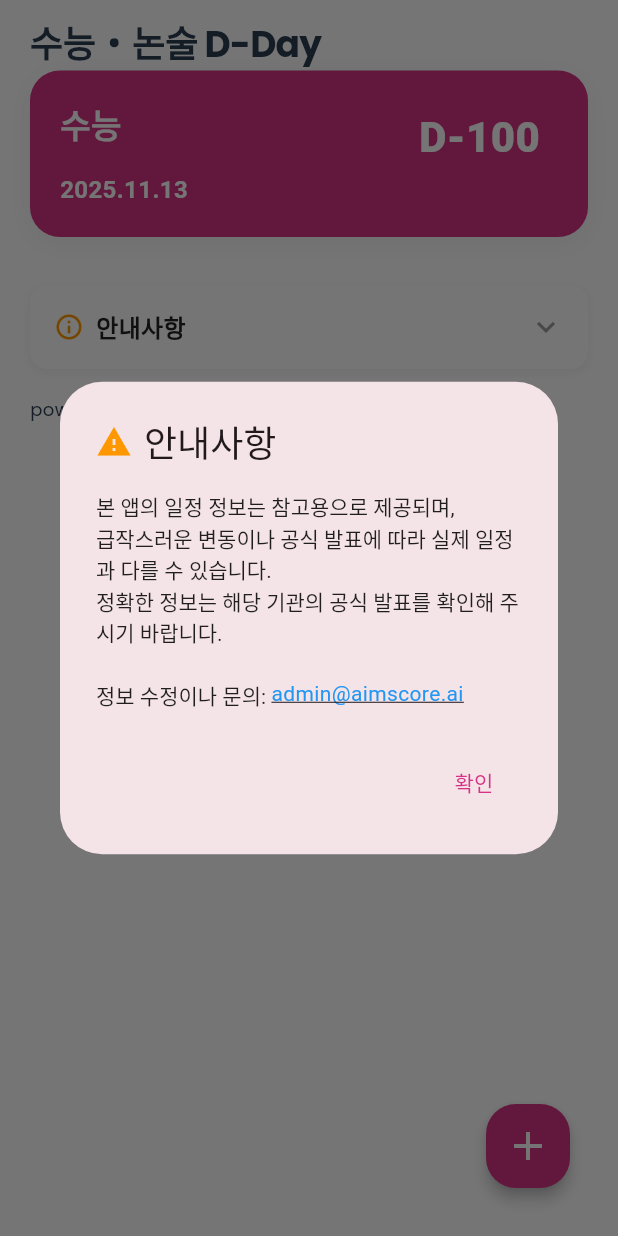
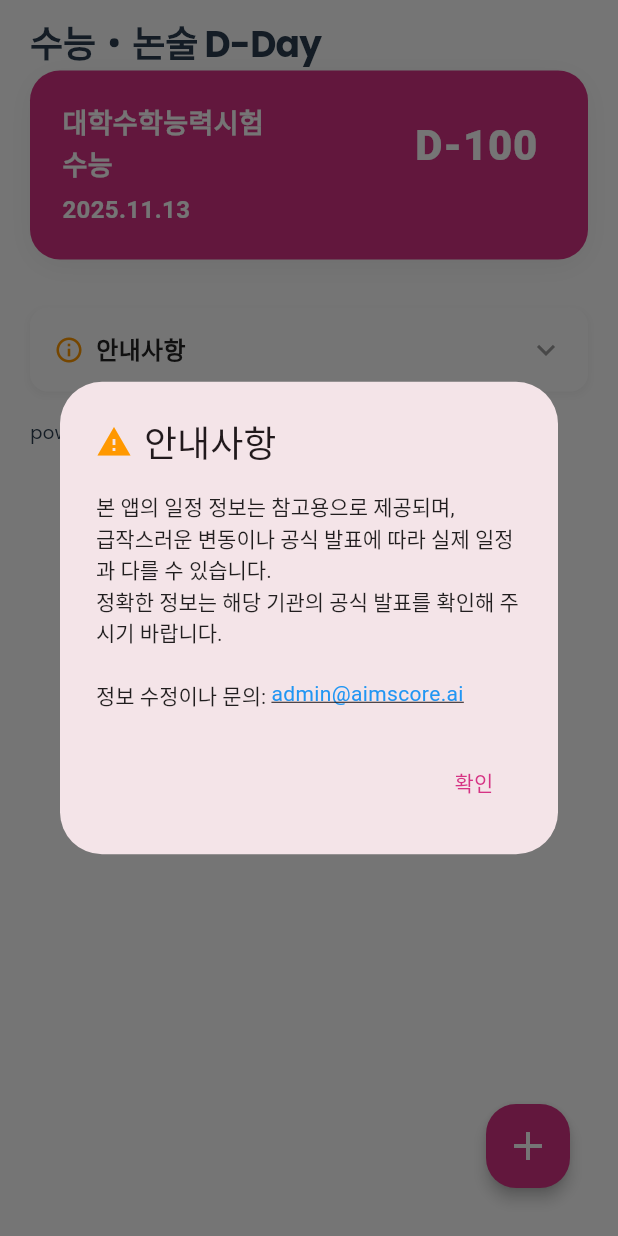
Before and after one commit to JayShin00/aim-nonsul, a Flutter app: the screen it shows after launch, on a phone screen of 412 x 824 dp. Run offline on Flutter 3.47's test engine with Material 3 defaults, Android fonts, the phone set to English and light mode, and no system bars; our stand-ins replace cloud_firestore, firebase_core, google_fonts, shared_preferences; missing offline and left inert: home_widget; accounts and stored records are empty.

Commit message:
feat: 수능도 다른 일정과 같게 취급

```diff
--- a/lib/screens/home_screen.dart
+++ b/lib/screens/home_screen.dart
@@ -2,7 +2,6 @@ import 'package:flutter/material.dart';
 import 'package:aim_nonsul/models/exam_schedule.dart';
 import 'package:aim_nonsul/screens/add_exam_screen.dart';
 import 'package:aim_nonsul/services/local_schedule_service.dart';
-import 'package:aim_nonsul/services/widget_service.dart';
 import 'package:aim_nonsul/theme/app_theme.dart';
 import 'package:aim_nonsul/utils/conflict_util.dart';
 import 'package:google_fonts/google_fonts.dart';
@@ -113,34 +112,8 @@ class _HomeScreenState extends State<HomeScreen> {
   }
 
   Future<void> loadSelected() async {
-    final list = await _localService.loadSelectedSchedules();
-
-    // 고정 수능 일정 생성
-    final suneungExam = ExamSchedule(
-      id: -1, // 고정 아이템을 위한 특별한 ID
-      university: '대학수학능력시험',
-      department: '수능',
-      category: '수능',
-      examDateTime: DateTime(2025, 11, 13),
-      isPrimary: false,
-    );
-
-    // 수능을 맨 앞에 추가
-    final allSchedules = [suneungExam, ...list];
-
-    allSchedules.sort((a, b) {
-      // 수능은 항상 맨 앞에
-      if (a.id == -1) return -1;
-      if (b.id == -1) return 1;
-
-      int dateComparison = a.examDateTime.compareTo(b.examDateTime);
-      if (dateComparison != 0) return dateComparison;
-
-      int universityComparison = a.university.compareTo(b.university);
-      if (universityComparison != 0) return universityComparison;
-
-      return a.category.compareTo(b.category);
-    });
+    final allSchedules =
+        await _localService.loadSelectedSchedules(); // 수능 포함된 전체 스케줄
 
     final conflicts = getConflictingSchedulesInList(allSchedules);
     setState(() {
@@ -148,11 +121,12 @@ class _HomeScreenState extends State<HomeScreen> {
       conflictingSchedules = conflicts;
     });
 
-    await WidgetService.updateWidget(list); // 위젯 업데이트는 원래 리스트만 사용
+    // 위젯 업데이트 (수능 포함된 전체 스케줄로)
+    await _localService.updateWidgets(allSchedules);
   }
 
-  Future<void> removeSelectedSchedule(int index) async {
-    await _localService.removeSelectedSchedule(index);
+  Future<void> removeSelectedSchedule(int id) async {
+    await _localService.removeSelectedSchedule(id);
     loadSelected();
   }
 
@@ -331,7 +305,9 @@ class _HomeScreenState extends State<HomeScreen> {
   Widget _buildScheduleList() {
     return ListView.builder(
       padding: const EdgeInsets.only(top: 0, left: 20, right: 20, bottom: 20),
-      itemCount: selectedSchedules.length + 2, // +2 for notice accordion and powered by
+      itemCount:
+          selectedSchedules.length +
+          2, // +2 for notice accordion and powered by
       itemBuilder: (context, index) {
         // 마지막에서 두 번째 아이템은 안내사항 아코디언
         if (index == selectedSchedules.length) {
@@ -363,79 +339,20 @@ class _HomeScreenState extends State<HomeScreen> {
         final item = selectedSchedules[index];
         final dDay = calculateDDay(item.examDateTime);
         final dDayColor = getDDayColor(dDay);
-        final isFixedSuneung = item.id == -1; // 고정 수능인지 확인
-
-        // 고정 수능의 경우 Dismissible 없이 일반 Container로 반환
-        if (isFixedSuneung) {
-          return Container(
-            margin: const EdgeInsets.only(bottom: 16),
-            decoration: BoxDecoration(
-              color: AppTheme.primaryColor,
-              borderRadius: BorderRadius.circular(20),
-              boxShadow: AppTheme.cardShadow,
-            ),
-            child: Padding(
-              padding: const EdgeInsets.all(20),
-              child: Column(
-                crossAxisAlignment: CrossAxisAlignment.start,
-                children: [
-                  Row(
-                    crossAxisAlignment: CrossAxisAlignment.start,
-                    children: [
-                      // 학과 정보
-                      Expanded(
-                        child: Text(
-                          item.department,
-                          style: AppTheme.headingSmall.copyWith(
-                            fontSize: 22,
-                            color: Colors.white,
-                          ),
-                        ),
-                      ),
-                      // D-Day
-                      Container(
-                        padding: const EdgeInsets.symmetric(
-                          horizontal: 12,
-                          vertical: 4,
-                        ),
-                        child: Text(
-                          dDay,
-                          style: const TextStyle(
-                            color: Colors.white,
-                            fontWeight: FontWeight.w900,
-                            fontSize: 28,
-                          ),
-                        ),
-                      ),
-                    ],
-                  ),
-
-                  // const SizedBox(height: 6),
-
-                  /// 시험일자
-                  Row(
-                    children: [
-                      Text(
-                        formatDate(item.examDateTime),
-                        style: const TextStyle(
-                          fontSize: 16,
-                          fontWeight: FontWeight.w600,
-                          color: Colors.white,
-                        ),
-                      ),
-                    ],
-                  ),
-                ],
-              ),
-            ),
-          );
-        }
+        final isSuneung = item.id == -1; // 수능인지 확인
 
         return Dismissible(
           key: Key(item.id.toString()),
           direction: DismissDirection.horizontal,
           confirmDismiss: (direction) async {
             if (direction == DismissDirection.endToStart) {
+              if (isSuneung) {
+                // 수능은 삭제 불가
+                ScaffoldMessenger.of(context).showSnackBar(
+                  const SnackBar(content: Text('수능 일정은 삭제할 수 없습니다')),
+                );
+                return false;
+              }
               return await showDialog<bool>(
                 context: context,
                 builder:
@@ -460,16 +377,19 @@ class _HomeScreenState extends State<HomeScreen> {
                     ),
               );
             } else if (direction == DismissDirection.startToEnd) {
+              // 고정/고정해제 (수능 포함)
               if (item.isPrimary) {
                 await _localService.unsetPrimarySchedule(item.id);
                 ScaffoldMessenger.of(context).showSnackBar(
-                  const SnackBar(content: Text('대표 모집단위 설정을 해제했습니다')),
+                  SnackBar(content: Text('${item.department} 고정을 해제했습니다')),
                 );
               } else {
                 await _localService.setPrimarySchedule(item.id);
                 ScaffoldMessenger.of(context).showSnackBar(
                   SnackBar(
-                    content: Text('${item.department}를 대표 모집단위로 설정했습니다'),
+                    content: Text(
+                      '${item.university} ${item.department}을 고정했습니다',
+                    ),
                   ),
                 );
               }
@@ -479,9 +399,9 @@ class _HomeScreenState extends State<HomeScreen> {
             return false;
           },
           onDismissed: (direction) async {
-            if (direction == DismissDirection.endToStart) {
-              // 수능이 아닌 경우에만 삭제 (수능은 index 0이므로 index-1로 조정)
-              await removeSelectedSchedule(index - 1);
+            if (direction == DismissDirection.endToStart && !isSuneung) {
+              // 수능이 아닌 경우에만 삭제 가능
+              await removeSelectedSchedule(item.id);
               ScaffoldMessenger.of(context).showSnackBar(
                 SnackBar(
                   content: Text("${item.university} ${item.department} 삭제됨"),
@@ -530,17 +450,21 @@ class _HomeScreenState extends State<HomeScreen> {
             alignment: Alignment.centerRight,
             padding: const EdgeInsets.only(right: 20),
             decoration: BoxDecoration(
-              color: AppTheme.errorColor,
+              color: isSuneung ? Colors.grey : AppTheme.errorColor,
               borderRadius: BorderRadius.circular(20),
             ),
-            child: const Column(
+            child: Column(
               mainAxisAlignment: MainAxisAlignment.center,
               children: [
-                Icon(Icons.delete_outline, color: Colors.white, size: 28),
-                SizedBox(height: 4),
+                Icon(
+                  isSuneung ? Icons.block : Icons.delete_outline,
+                  color: Colors.white,
+                  size: 28,
+                ),
+                const SizedBox(height: 4),
                 Text(
-                  "삭제",
-                  style: TextStyle(
+                  isSuneung ? "삭제불가" : "삭제",
+                  style: const TextStyle(
                     color: Colors.white,
                     fontWeight: FontWeight.bold,
                     fontSize: 12,
@@ -552,7 +476,7 @@ class _HomeScreenState extends State<HomeScreen> {
           child: Container(
             margin: const EdgeInsets.only(bottom: 16),
             decoration: BoxDecoration(
-              color: Colors.white,
+              color: isSuneung ? AppTheme.primaryColor : Colors.white,
               borderRadius: BorderRadius.circular(20),
               boxShadow: AppTheme.cardShadow,
               border: Border.all(
@@ -605,7 +529,10 @@ class _HomeScreenState extends State<HomeScreen> {
                                     item.university,
                                     style: AppTheme.headingSmall.copyWith(
                                       fontSize: 18,
-                                      color: AppTheme.textSecondary,
+                                      color:
+                                          isSuneung
+                                              ? Colors.white
+                                              : AppTheme.textSecondary,
                                     ),
                                   ),
                                   const SizedBox(height: 2),
@@ -617,6 +544,10 @@ class _HomeScreenState extends State<HomeScreen> {
                                           item.department,
                                           style: AppTheme.headingSmall.copyWith(
                                             fontSize: 18,
+                                            color:
+                                                isSuneung
+                                                    ? Colors.white
+                                                    : AppTheme.textPrimary,
                                           ),
                                           maxLines: 2,
                                           overflow: TextOverflow.visible,
@@ -654,8 +585,11 @@ class _HomeScreenState extends State<HomeScreen> {
                           ),
                           child: Text(
                             dDay,
-                            style: const TextStyle(
-                              color: AppTheme.primaryColor,
+                            style: TextStyle(
+                              color:
+                                  isSuneung
+                                      ? Colors.white
+                                      : AppTheme.primaryColor,
                               fontWeight: FontWeight.w900,
                               fontSize: 28,
                               letterSpacing: 0.5,
@@ -673,10 +607,11 @@ class _HomeScreenState extends State<HomeScreen> {
                     children: [
                       Text(
                         formatDate(item.examDateTime),
-                        style: const TextStyle(
+                        style: TextStyle(
                           fontSize: 16,
                           fontWeight: FontWeight.w600,
-                          color: AppTheme.textSecondary,
+                          color:
+                              isSuneung ? Colors.white : AppTheme.textSecondary,
                         ),
                       ),
                     ],
--- a/lib/services/widget_service.dart
+++ b/lib/services/widget_service.dart
@@ -1,6 +1,8 @@
 import 'package:home_widget/home_widget.dart';
 import 'package:intl/intl.dart';
 import 'dart:convert';
+import 'dart:io';
+import 'package:shared_preferences/shared_preferences.dart';
 import '../models/exam_schedule.dart';
 
 class WidgetService {
@@ -40,7 +42,7 @@ class WidgetService {
     }
   }
 
-  /// 위젯 데이터 업데이트 (iOS용 JSON 형태)
+  /// 위젯 데이터 업데이트 (iOS와 Android 모두 지원)
   static Future<void> _updateWidgetData(ExamSchedule exam) async {
     try {
       // iOS 위젯용 JSON 데이터 생성
@@ -77,6 +79,11 @@ class WidgetService {
       await HomeWidget.saveWidgetData<String>('exam_room', '');
       await HomeWidget.saveWidgetData<String>('days_left', daysLeft);
 
+      // Android 위젯을 위한 추가 데이터 저장
+      if (Platform.isAndroid) {
+        await _saveAndroidWidgetData([exam]);
+      }
+
       // 위젯 업데이트 트리거
       await HomeWidget.updateWidget(
         name: _widgetName,
@@ -100,6 +107,11 @@ class WidgetService {
       await HomeWidget.saveWidgetData<String>('exam_time', '');
       await HomeWidget.saveWidgetData<String>('exam_room', '');
       await HomeWidget.saveWidgetData<String>('days_left', '');
+
+      // Android 위젯 데이터도 초기화
+      if (Platform.isAndroid) {
+        await _saveAndroidWidgetData([]);
+      }
 
       // 위젯 업데이트 트리거
       await HomeWidget.updateWidget(
@@ -129,6 +141,38 @@ class WidgetService {
     return upcomingExams.first;
   }
 
+  /// Android 위젯을 위한 데이터 저장
+  static Future<void> _saveAndroidWidgetData(List<ExamSchedule> schedules) async {
+    try {
+      final prefs = await SharedPreferences.getInstance();
+
+      if (schedules.isNotEmpty) {
+        // JSON 배열로 변환
+        final jsonList = schedules.map((schedule) => {
+          'id': schedule.id,
+          'university': schedule.university,
+          'department': schedule.department,
+          'category': schedule.category,
+          'examDateTime': schedule.examDateTime.toIso8601String(),
+          'isPrimary': schedule.isPrimary,
+        }).toList();
+
+        final jsonString = jsonEncode(jsonList);
+
+        // Android 위젯이 읽을 수 있는 키로 저장
+        await prefs.setString('flutter.selectedSchedules', jsonString);
+
+        print('Android 위젯 데이터 저장 완료: $jsonString');
+      } else {
+        // 빈 데이터 저장
+        await prefs.setString('flutter.selectedSchedules', '[]');
+        print('Android 위젯 데이터 초기화 완료');
+      }
+    } catch (e) {
+      print('Android 위젯 데이터 저장 실패: $e');
+    }
+  }
+
   /// D-Day 계산
   static String _calculateDaysLeft(DateTime examDate) {
     final now = DateTime.now();
```
Also changed, not shown: lib/services/local_schedule_service.dart (+53 -95 lines).
